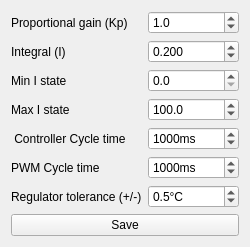
Above: regulatorsettings.ui from johnerlandsson/QMonsterMash before the change. Below: the same form after it.
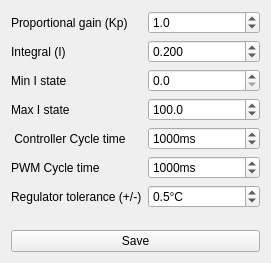
That is the form after the change.

Diff of the .ui file:
```diff
--- a/regulatorsettings.ui
+++ b/regulatorsettings.ui
@@ -9,8 +9,8 @@
    <rect>
     <x>0</x>
     <y>0</y>
-    <width>250</width>
-    <height>232</height>
+    <width>271</width>
+    <height>263</height>
    </rect>
   </property>
   <property name="windowTitle">
@@ -53,7 +53,7 @@
         <number>1</number>
        </property>
        <property name="minimum">
-        <double>0.500000000000000</double>
+        <double>0.100000000000000</double>
        </property>
        <property name="value">
         <double>1.000000000000000</double>
```
